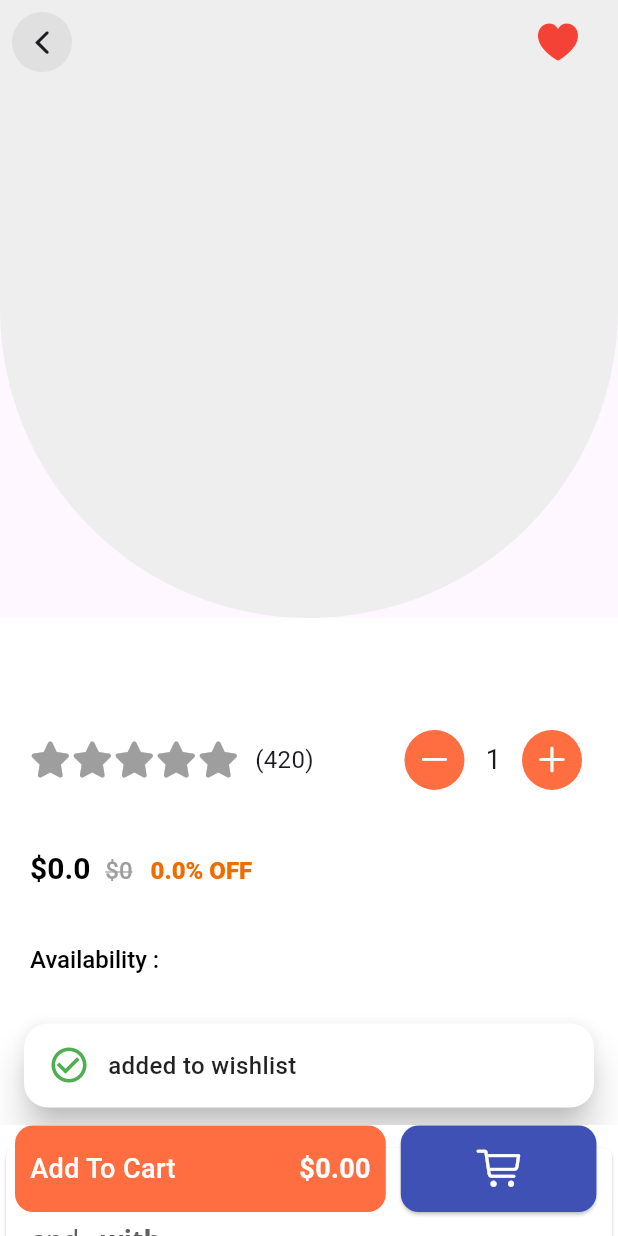
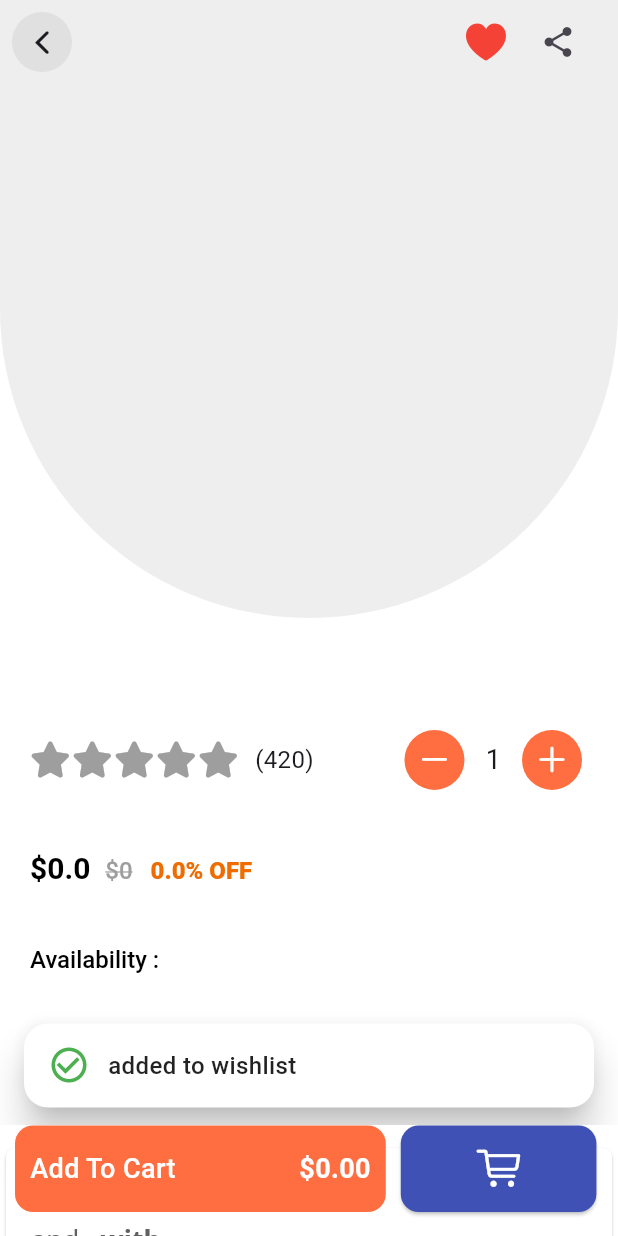
Before and after one commit to 200MUSTAFA001/E-Commerce_App, a Flutter app: the ProductDetailsPage screen opened directly with empty values, after a tap on an icon or button, on a phone screen of 412 x 824 dp. Run offline on Flutter 3.47's test engine with Material 3 defaults, Android fonts, the phone set to English and light mode, and no system bars; drawn by our look-alikes of flutter_rating_bar; our stand-ins replace cached_network_image, dartx, dio, flutter_bloc, flutter_snake_navigationbar, flutter_svg and 8 more; network calls fail.

Commit message:
Refactor : product details page and add product sublist

```diff
--- a/lib/app_router.dart
+++ b/lib/app_router.dart
@@ -40,7 +40,11 @@ class AppRouter {
           path: productDetailsPage,
           builder: (context, state) {
             final product = state.extra as Product;
-            return ProductDetailsPage(product: product);
+            return BlocProvider(
+              create: (context) =>
+                  ProductsCubit(ProductsRepo(GetProductsService())),
+              child: ProductDetailsPage(product: product),
+            );
           }),
       GoRoute(
           path: categoriesPage,
@@ -48,7 +52,7 @@ class AppRouter {
       GoRoute(
           path: productsOnSalePage,
           builder: (context, state) {
-            final categories = state.extra as List<String>;
+            final categories = state.extra as List<Map<String, dynamic>>;
 
             return BlocProvider(
               create: (context) =>
--- a/lib/presentation/screens/product_page/product_details_page.dart
+++ b/lib/presentation/screens/product_page/product_details_page.dart
@@ -4,10 +4,12 @@ import 'dart:math';
 
 import 'package:api_app/data/models/products_model.dart';
 import 'package:api_app/extensions.dart';
+import 'package:api_app/logic/cubit/products_cubit.dart';
 import 'package:api_app/presentation/widgets/product_details_page_custom_widgets/reviews_list.dart';
 // Flutter imports:
 import 'package:flutter/cupertino.dart';
 import 'package:flutter/material.dart';
+import 'package:flutter_bloc/flutter_bloc.dart';
 import 'package:google_fonts/google_fonts.dart';
 
 import '../../widgets/custom_widgets/product_card.dart';
@@ -17,12 +19,25 @@ import '../../widgets/product_details_page_custom_widgets/custom_counter.dart';
 import '../../widgets/product_details_page_custom_widgets/favorite_icon.dart';
 import '../../widgets/product_details_page_custom_widgets/no_reviews_widget.dart';
 import '../../widgets/product_details_page_custom_widgets/product_images.dart';
+import '../../widgets/product_details_page_custom_widgets/product_page_sublist.dart';
 import '../../widgets/product_details_page_custom_widgets/rating_bar.dart';
 
-class ProductDetailsPage extends StatelessWidget {
-  ProductDetailsPage({super.key, required this.product});
+class ProductDetailsPage extends StatefulWidget {
+  const ProductDetailsPage({super.key, required this.product});
 
   final Product product;
+
+  @override
+  State<ProductDetailsPage> createState() => _ProductDetailsPageState();
+}
+
+class _ProductDetailsPageState extends State<ProductDetailsPage> {
+  @override
+  void initState() {
+    super.initState();
+    final category = widget.product.category;
+    BlocProvider.of<ProductsCubit>(context).getProductsByCategory(category);
+  }
 
   final ValueNotifier<int> productPriceOnQuantity = ValueNotifier(1);
 
@@ -33,8 +48,8 @@ class ProductDetailsPage extends StatelessWidget {
       floatingActionButton: ValueListenableBuilder<int>(
         valueListenable: productPriceOnQuantity,
         builder: (context, value, _) => ProductDetailsPageCartButton(
-          product: product,
-          productPrice: (product.price * value).toStringAsFixed(2),
+          product: widget.product,
+          productPrice: (widget.product.price * value).toStringAsFixed(2),
           productQuantity: value,
         ),
       ),
@@ -44,6 +59,7 @@ class ProductDetailsPage extends StatelessWidget {
           SliverAppBar(
             elevation: 0,
             pinned: true,
+            backgroundColor: Colors.white,
             leading: IconButton(
                 style:
                     IconButton.styleFrom(backgroundColor: Colors.grey.shade300),
@@ -51,15 +67,16 @@ class ProductDetailsPage extends StatelessWidget {
                   Navigator.pop(context);
                 },
                 icon: const Icon(CupertinoIcons.back)),
-            flexibleSpace: ProductImages(images: product.images),
+            flexibleSpace: ProductImages(images: widget.product.images),
             expandedHeight: context.height * 0.5,
             actions: [
               FavoriteIcon(
-                product: product,
+                product: widget.product,
               ),
+              IconButton(onPressed: () {}, icon: const Icon(Icons.share)),
               const SizedBox(
                 width: 16,
-              )
+              ),
             ],
           ),
           SliverToBoxAdapter(
@@ -68,7 +85,7 @@ class ProductDetailsPage extends StatelessWidget {
               spacing: 20,
               children: [
                 Text(
-                  product.title,
+                  widget.product.title,
                   style: GoogleFonts.notoSans(
                     fontSize: 24,
                     fontWeight: FontWeight.w500,
@@ -78,7 +95,7 @@ class ProductDetailsPage extends StatelessWidget {
                   crossAxisAlignment: CrossAxisAlignment.center,
                   mainAxisAlignment: MainAxisAlignment.spaceBetween,
                   children: [
-                    CustomRatingBar(rating: product.rating),
+                    CustomRatingBar(rating: widget.product.rating),
                     CustomCounter(
                       quantity: (quantity) {
                         productPriceOnQuantity.value = quantity;
@@ -92,7 +109,7 @@ class ProductDetailsPage extends StatelessWidget {
                   text: TextSpan(
                     children: [
                       TextSpan(
-                        text: r"$" "${product.price}  ",
+                        text: r"$" "${widget.product.price}  ",
                         style: const TextStyle(
                           color: Colors.black,
                           fontSize: 20,
@@ -101,7 +118,7 @@ class ProductDetailsPage extends StatelessWidget {
                       ),
                       TextSpan(
                         text: r"$"
-                            "${priceBeforeDiscount(product.price, product.discountPercentage)}",
+                            "${priceBeforeDiscount(widget.product.price, widget.product.discountPercentage)}",
                         style: const TextStyle(
                           color: Colors.grey,
                           decoration: TextDecoration.lineThrough,
@@ -110,7 +127,7 @@ class ProductDetailsPage extends StatelessWidget {
                         ),
                       ),
                       TextSpan(
-                        text: "   ${product.discountPercentage}% OFF",
+                        text: "   ${widget.product.discountPercentage}% OFF",
                         style: TextStyle(
                           fontSize: 16,
                           fontWeight: FontWeight.w900,
@@ -133,9 +150,9 @@ class ProductDetailsPage extends StatelessWidget {
                         ),
                       ),
                       TextSpan(
-                        text: product.availabilityStatus,
+                        text: widget.product.availabilityStatus,
                         style: TextStyle(
-                          color: product.availabilityStatus == "In Stock"
+                          color: widget.product.availabilityStatus == "In Stock"
                               ? Colors.greenAccent.shade700
                               : Colors.red,
                           fontSize: 18,
@@ -147,7 +164,7 @@ class ProductDetailsPage extends StatelessWidget {
                 ),
                 const SizedBox(height: 4),
                 Text(
-                  product.description,
+                  widget.product.description,
                   style: GoogleFonts.notoSans(
                       fontSize: 17, color: Colors.grey.shade600),
                 ),
@@ -177,12 +194,12 @@ class ProductDetailsPage extends StatelessWidget {
                       children: [
                         TextSpan(
                           text:
-                              "${product.returnPolicy} and ${product.shippingInformation}  ",
+                              "${widget.product.returnPolicy} and ${widget.product.shippingInformation}  ",
                           style: GoogleFonts.notoSans(
                               fontSize: 18, color: Colors.grey.shade700),
                         ),
                         TextSpan(
-                          text: "with ${product.warrantyInformation}",
+                          text: "with ${widget.product.warrantyInformation}",
                           style: GoogleFonts.notoSans(
                             fontSize: 18,
                             color: Colors.grey.shade700,
@@ -219,7 +236,7 @@ class ProductDetailsPage extends StatelessWidget {
                       text: TextSpan(
                         children: [
                           TextSpan(
-                            text: (product.rating).toStringAsFixed(1),
+                            text: (widget.product.rating).toStringAsFixed(1),
                             style: GoogleFonts.notoSans(
                               color: Colors.black,
                               fontSize: 30,
@@ -267,10 +284,10 @@ class ProductDetailsPage extends StatelessWidget {
               ),
             ).onlyPadding(top: 16, bottom: 20),
           ),
-          product.reviews.isEmpty
+          widget.product.reviews.isEmpty
               ? const NoReviewsWidget()
               : ReviewsList(
-                  reviews: product.reviews,
+                  reviews: widget.product.reviews,
                   reviewsCount: 1,
                 ),
           SliverToBoxAdapter(
@@ -286,7 +303,7 @@ class ProductDetailsPage extends StatelessWidget {
                     backgroundColor: Colors.white,
                     context: context,
                     builder: (context) =>
-                        BottomSheetRatingList(reviews: product.reviews),
+                        BottomSheetRatingList(reviews: widget.product.reviews),
                   );
                 },
                 leading: Text(
@@ -304,6 +321,7 @@ class ProductDetailsPage extends StatelessWidget {
               ),
             ),
           ),
+          ProductPageSubList(product: widget.product),
           SliverToBoxAdapter(
             child: SizedBox(
               height: context.height * 0.15,
--- a/lib/presentation/widgets/custom_widgets/product_card.dart
+++ b/lib/presentation/widgets/custom_widgets/product_card.dart
@@ -1,21 +1,19 @@
 // Dart imports:
 import 'dart:math';
-
-// Flutter imports:
-import 'package:flutter/cupertino.dart';
-import 'package:flutter/material.dart';
-
-// Package imports:
-import 'package:cached_network_image/cached_network_image.dart';
-import 'package:flutter_bloc/flutter_bloc.dart';
-import 'package:font_awesome_flutter/font_awesome_flutter.dart';
-import 'package:go_router/go_router.dart';
-import 'package:slide_countdown/slide_countdown.dart';
 
 // Project imports:
 import 'package:api_app/data/models/products_model.dart';
 import 'package:api_app/extensions.dart';
 import 'package:api_app/logic/cubit/wishlist_cubit.dart';
+// Package imports:
+import 'package:cached_network_image/cached_network_image.dart';
+// Flutter imports:
+import 'package:flutter/cupertino.dart';
+import 'package:flutter/material.dart';
+import 'package:flutter_bloc/flutter_bloc.dart';
+import 'package:font_awesome_flutter/font_awesome_flutter.dart';
+import 'package:go_router/go_router.dart';
+import 'package:slide_countdown/slide_countdown.dart';
 import '../../../../app_router.dart';
 import '../../../../logic/cubit/cart_cubit.dart';
 
@@ -47,8 +45,6 @@ class _ProductCardState extends State<ProductCard> {
         final product = widget.product;
         context.push(AppRouter.productDetailsPage, extra: product);
       },
-      child: Container(
-        padding: const EdgeInsets.all(10),
       child: Column(
         crossAxisAlignment: CrossAxisAlignment.start,
         mainAxisAlignment: MainAxisAlignment.spaceEvenly,
@@ -124,7 +120,9 @@ class _ProductCardState extends State<ProductCard> {
               ),
             ),
           ),
-            Text(
+          SizedBox(
+            width: context.width * 0.4,
+            child: Text(
               widget.product.title,
               style: const TextStyle(
                   color: Colors.black,
@@ -133,6 +131,7 @@ class _ProductCardState extends State<ProductCard> {
               textAlign: TextAlign.start,
               overflow: TextOverflow.ellipsis,
               maxLines: 2,
+            ),
           ),
           FittedBox(
             fit: BoxFit.contain,
@@ -182,8 +181,7 @@ class _ProductCardState extends State<ProductCard> {
             ],
           )
         ],
-        ),
-      ),
+      ).allPadding(padding: 10),
     );
   }
 }
--- a/lib/presentation/widgets/product_details_page_custom_widgets/cart_added_button.dart
+++ b/lib/presentation/widgets/product_details_page_custom_widgets/cart_added_button.dart
@@ -1,11 +1,10 @@
 // Dart imports:
 import 'dart:math';
 
+// Project imports:
+import 'package:api_app/extensions.dart';
 // Flutter imports:
 import 'package:flutter/material.dart';
-
-// Project imports:
-import 'package:api_app/extensions.dart';
 
 class CartAddedButton extends StatelessWidget {
   const CartAddedButton({super.key, required this.onPressed});
@@ -25,8 +24,6 @@ class CartAddedButton extends StatelessWidget {
           borderRadius: BorderRadius.circular(12),
         ),
         child: Row(
-          crossAxisAlignment: CrossAxisAlignment.center,
-          mainAxisAlignment: MainAxisAlignment.start,
           spacing: 16,
           children: [
             const Icon(
@@ -34,8 +31,9 @@ class CartAddedButton extends StatelessWidget {
               size: 30,
               color: Colors.white,
             ),
-            Column(
-              crossAxisAlignment: CrossAxisAlignment.center,
+            FittedBox(
+              fit: BoxFit.scaleDown,
+              child: Column(
                 mainAxisAlignment: MainAxisAlignment.center,
                 children: [
                   const Text(
@@ -55,6 +53,7 @@ class CartAddedButton extends StatelessWidget {
                     ),
                   ),
                 ],
+              ),
             )
           ],
         ),
--- /dev/null
+++ b/lib/presentation/widgets/product_details_page_custom_widgets/product_page_sublist.dart
@@ -0,0 +1,55 @@
+import 'package:api_app/extensions.dart';
+import 'package:flutter/material.dart';
+import 'package:flutter_bloc/flutter_bloc.dart';
+
+import '../../../data/models/products_model.dart';
+import '../../../logic/cubit/products_cubit.dart';
+import '../custom_widgets/product_card.dart';
+import '../custom_widgets/shimmer_list.dart';
+
+class ProductPageSubList extends StatelessWidget {
+  const ProductPageSubList({super.key, required this.product});
+
+  final Product product;
+
+  @override
+  Widget build(BuildContext context) {
+    return BlocBuilder<ProductsCubit, ProductsState>(
+      builder: (context, state) {
+        if (state is ProductsLoaded) {
+          final productPageSubList = state.products;
+          productPageSubList
+              .removeWhere((products) => products.id == product.id);
+          return SliverToBoxAdapter(
+            child: Column(
+              crossAxisAlignment: CrossAxisAlignment.start,
+              children: [
+                const Text(
+                  "You may like",
+                  style: TextStyle(fontSize: 20, fontWeight: FontWeight.bold),
+                ).onlyPadding(left: 16, top: 30),
+                Card(
+                  elevation: 1,
+                  semanticContainer: false,
+                  color: Colors.white,
+                  child: SizedBox(
+                    height: context.height * 0.4,
+                    child: ListView.builder(
+                      scrollDirection: Axis.horizontal,
+                      itemCount: productPageSubList.length,
+                      itemBuilder: (context, index) => ProductCard(
+                        product: productPageSubList[index],
+                      ),
+                    ),
+                  ),
+                ),
+              ],
+            ),
+          );
+        } else {
+          return const ShimmerList(cardsCount: 4);
+        }
+      },
+    );
+  }
+}
```
Lines whose indentation alone changed are shown as unchanged.
